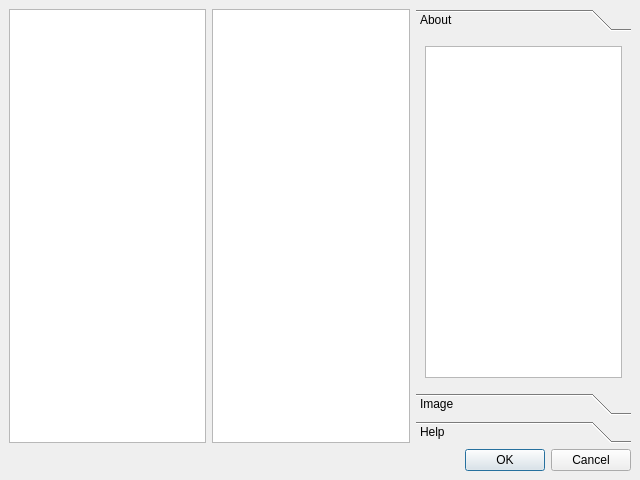
Qt form scribus/plugins/newfromtemplateplugin/nftdialog.ui (scribusproject/scribus) before a commit.
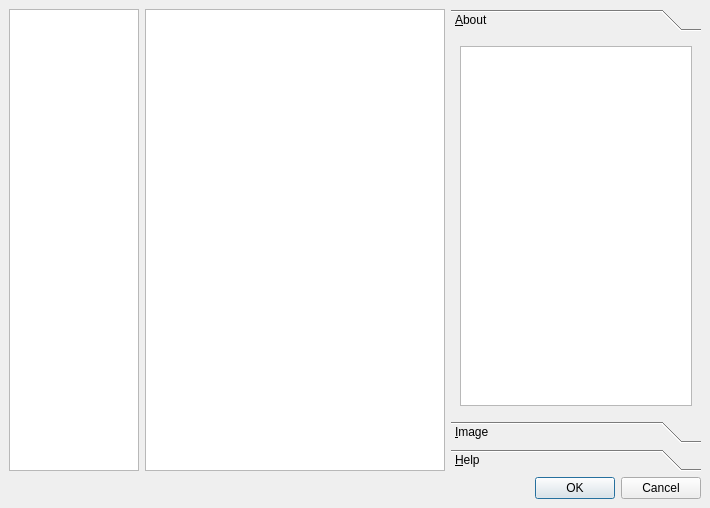
The same form after that commit.

Commit message: NFT is fully Qt4 ported

```diff
--- a/scribus/plugins/newfromtemplateplugin/nftdialog.ui
+++ b/scribus/plugins/newfromtemplateplugin/nftdialog.ui
@@ -5,8 +5,8 @@
    <rect>
     <x>0</x>
     <y>0</y>
-    <width>640</width>
-    <height>480</height>
+    <width>710</width>
+    <height>508</height>
    </rect>
   </property>
   <property name="windowTitle" >
@@ -21,6 +21,18 @@
    </property>
    <item row="0" column="1" >
     <widget class="QListWidget" name="tnailGrid" >
+     <property name="minimumSize" >
+      <size>
+       <width>300</width>
+       <height>0</height>
+      </size>
+     </property>
+     <property name="contextMenuPolicy" >
+      <enum>Qt::ActionsContextMenu</enum>
+     </property>
+     <property name="spacing" >
+      <number>5</number>
+     </property>
      <property name="viewMode" >
       <enum>QListView::IconMode</enum>
      </property>
@@ -28,6 +40,12 @@
    </item>
    <item row="0" column="2" >
     <widget class="QToolBox" name="toolBox" >
+     <property name="minimumSize" >
+      <size>
+       <width>250</width>
+       <height>16</height>
+      </size>
+     </property>
      <property name="currentIndex" >
       <number>0</number>
      </property>
@@ -36,12 +54,12 @@
        <rect>
         <x>0</x>
         <y>0</y>
-        <width>215</width>
-        <height>312</height>
+        <width>250</width>
+        <height>340</height>
        </rect>
       </property>
       <attribute name="label" >
-       <string>About</string>
+       <string>&amp;About</string>
       </attribute>
       <layout class="QGridLayout" >
        <property name="margin" >
@@ -65,7 +83,7 @@
        </rect>
       </property>
       <attribute name="label" >
-       <string>Image</string>
+       <string>&amp;Image</string>
       </attribute>
       <layout class="QGridLayout" >
        <property name="margin" >
@@ -93,7 +111,7 @@
        </rect>
       </property>
       <attribute name="label" >
-       <string>Help</string>
+       <string>&amp;Help</string>
       </attribute>
       <layout class="QGridLayout" >
        <property name="margin" >
@@ -110,7 +128,14 @@
     </widget>
    </item>
    <item row="0" column="0" >
-    <widget class="QListWidget" name="categoryList" />
+    <widget class="QListWidget" name="categoryList" >
+     <property name="minimumSize" >
+      <size>
+       <width>130</width>
+       <height>200</height>
+      </size>
+     </property>
+    </widget>
    </item>
    <item row="1" column="0" colspan="3" >
     <widget class="QDialogButtonBox" name="buttonBox" >
```
Left out of the diff: 8 changed lines with no effect on the pictures. The commit also changes 2 other files.
